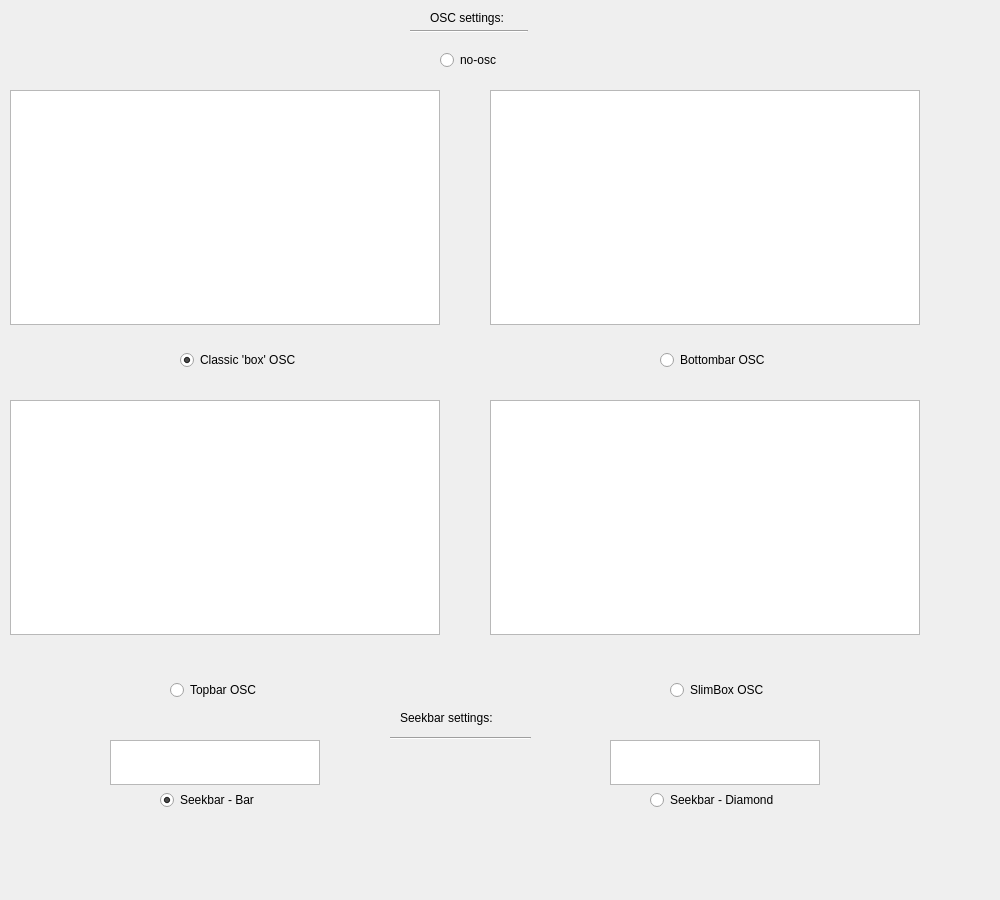
This is src/tabosc.ui in haasnhoff/mpvconfigurator as Qt 5 draws it before an edit. The edited form follows.
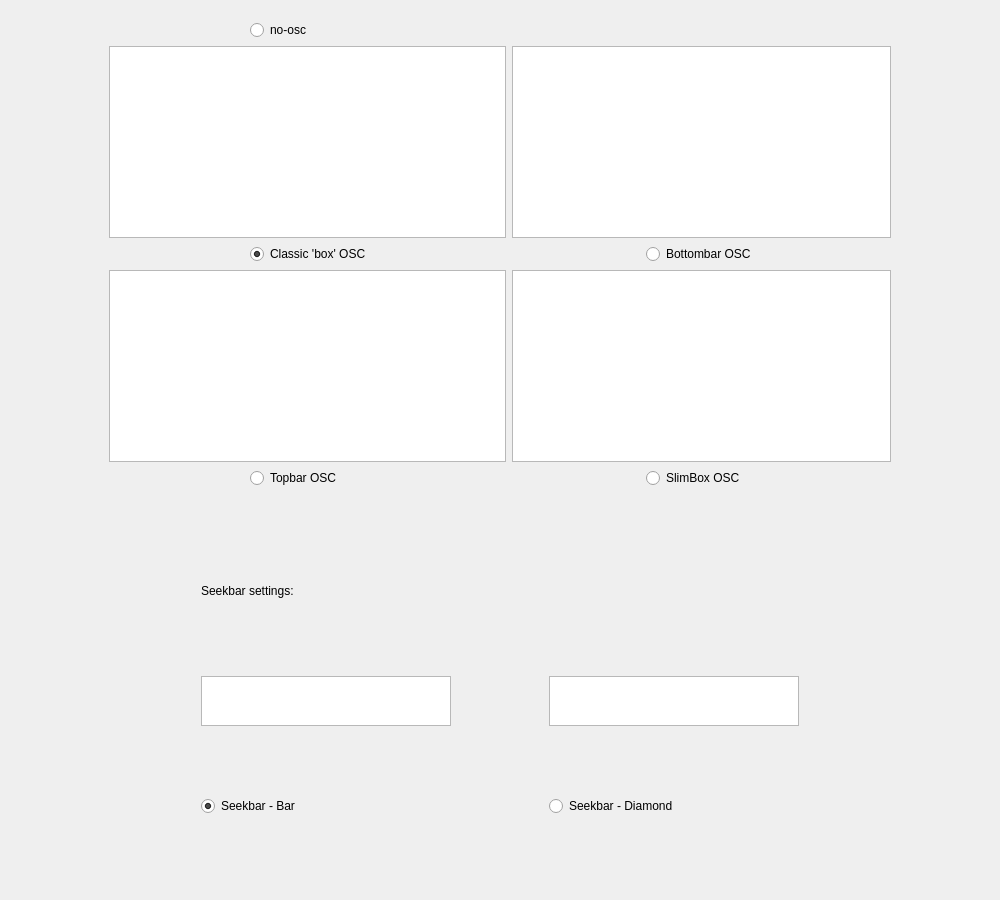
This is the edited form.

The edit to the form file:
```diff
--- a/src/tabosc.ui
+++ b/src/tabosc.ui
@@ -13,252 +13,221 @@
   <property name="windowTitle">
    <string>Form</string>
   </property>
-  <widget class="QRadioButton" name="radio_no_osc">
-   <property name="geometry">
-    <rect>
-     <x>440</x>
-     <y>50</y>
-     <width>102</width>
-     <height>20</height>
-    </rect>
+  <layout class="QGridLayout" name="gridLayout">
+   <property name="leftMargin">
+    <number>100</number>
    </property>
-   <property name="text">
-    <string>no-osc</string>
+   <property name="rightMargin">
+    <number>100</number>
    </property>
-   <property name="autoExclusive">
-    <bool>true</bool>
+   <property name="horizontalSpacing">
+    <number>30</number>
    </property>
-  </widget>
-  <widget class="QGraphicsView" name="graphicsView_top_bar_osc">
-   <property name="geometry">
-    <rect>
-     <x>10</x>
-     <y>400</y>
-     <width>430</width>
-     <height>235</height>
-    </rect>
-   </property>
-  </widget>
-  <widget class="QGraphicsView" name="graphicsview_box_osc">
-   <property name="geometry">
-    <rect>
-     <x>10</x>
-     <y>90</y>
-     <width>430</width>
-     <height>235</height>
-    </rect>
-   </property>
-  </widget>
-  <widget class="QRadioButton" name="radio_preset_2">
-   <property name="geometry">
-    <rect>
-     <x>660</x>
-     <y>350</y>
-     <width>131</width>
-     <height>20</height>
-    </rect>
-   </property>
-   <property name="text">
-    <string>Bottombar OSC</string>
-   </property>
-   <property name="autoExclusive">
-    <bool>true</bool>
-   </property>
-  </widget>
-  <widget class="QRadioButton" name="radio_preset_4">
-   <property name="geometry">
-    <rect>
-     <x>670</x>
-     <y>680</y>
-     <width>131</width>
-     <height>20</height>
-    </rect>
-   </property>
-   <property name="text">
-    <string>SlimBox OSC</string>
-   </property>
-   <property name="autoExclusive">
-    <bool>true</bool>
-   </property>
-  </widget>
-  <widget class="QGraphicsView" name="graphicsView_slim_box_osc">
-   <property name="geometry">
-    <rect>
-     <x>490</x>
-     <y>400</y>
-     <width>430</width>
-     <height>235</height>
-    </rect>
-   </property>
-  </widget>
-  <widget class="QRadioButton" name="radio_preset_1">
-   <property name="geometry">
-    <rect>
-     <x>180</x>
-     <y>350</y>
-     <width>151</width>
-     <height>20</height>
-    </rect>
-   </property>
-   <property name="text">
-    <string>Classic 'box' OSC</string>
-   </property>
-   <property name="checkable">
-    <bool>true</bool>
-   </property>
-   <property name="checked">
-    <bool>true</bool>
-   </property>
-   <property name="autoRepeat">
-    <bool>false</bool>
-   </property>
-   <property name="autoExclusive">
-    <bool>true</bool>
-   </property>
-  </widget>
-  <widget class="QRadioButton" name="radio_preset_3">
-   <property name="geometry">
-    <rect>
-     <x>170</x>
-     <y>680</y>
-     <width>131</width>
-     <height>20</height>
-    </rect>
-   </property>
-   <property name="text">
-    <string>Topbar OSC</string>
-   </property>
-   <property name="autoExclusive">
-    <bool>true</bool>
-   </property>
-  </widget>
-  <widget class="QGraphicsView" name="graphicsView_bottombar_osc">
-   <property name="geometry">
-    <rect>
-     <x>490</x>
-     <y>90</y>
-     <width>430</width>
-     <height>235</height>
-    </rect>
-   </property>
-  </widget>
-  <widget class="QLabel" name="label_osc_settings">
-   <property name="geometry">
-    <rect>
-     <x>430</x>
-     <y>10</y>
-     <width>131</width>
-     <height>16</height>
-    </rect>
-   </property>
-   <property name="text">
-    <string>OSC settings:</string>
-   </property>
-  </widget>
-  <widget class="Line" name="line_2">
-   <property name="geometry">
-    <rect>
-     <x>410</x>
-     <y>30</y>
-     <width>118</width>
-     <height>3</height>
-    </rect>
-   </property>
-   <property name="orientation">
-    <enum>Qt::Horizontal</enum>
-   </property>
-  </widget>
-  <widget class="QWidget" name="widget" native="true">
-   <property name="geometry">
-    <rect>
-     <x>80</x>
-     <y>700</y>
-     <width>781</width>
-     <height>121</height>
-    </rect>
-   </property>
-   <widget class="QLabel" name="label_seekbar_settings">
-    <property name="geometry">
-     <rect>
-      <x>320</x>
-      <y>10</y>
-      <width>121</width>
-      <height>16</height>
-     </rect>
-    </property>
-    <property name="text">
-     <string>Seekbar settings:</string>
-    </property>
-   </widget>
-   <widget class="QRadioButton" name="radio_seekbar_bar">
-    <property name="geometry">
-     <rect>
-      <x>80</x>
-      <y>90</y>
-      <width>121</width>
-      <height>20</height>
-     </rect>
-    </property>
-    <property name="text">
-     <string>Seekbar - Bar</string>
-    </property>
-    <property name="checked">
-     <bool>true</bool>
-    </property>
-    <property name="autoExclusive">
-     <bool>true</bool>
-    </property>
-   </widget>
-   <widget class="QRadioButton" name="radio_seekbar_diamond">
-    <property name="geometry">
-     <rect>
-      <x>570</x>
-      <y>90</y>
-      <width>161</width>
-      <height>20</height>
-     </rect>
-    </property>
-    <property name="text">
-     <string>Seekbar - Diamond</string>
-    </property>
-    <property name="autoExclusive">
-     <bool>true</bool>
-    </property>
-   </widget>
-   <widget class="QGraphicsView" name="graphicsView_seekbar_bar">
-    <property name="geometry">
-     <rect>
-      <x>30</x>
-      <y>40</y>
-      <width>210</width>
-      <height>45</height>
-     </rect>
-    </property>
-   </widget>
-   <widget class="QGraphicsView" name="graphicsView_seekbar_diamond">
-    <property name="geometry">
-     <rect>
-      <x>530</x>
-      <y>40</y>
-      <width>210</width>
-      <height>45</height>
-     </rect>
-    </property>
-   </widget>
-   <widget class="Line" name="line">
-    <property name="geometry">
-     <rect>
-      <x>310</x>
-      <y>30</y>
-      <width>141</width>
-      <height>16</height>
-     </rect>
-    </property>
-    <property name="orientation">
-     <enum>Qt::Horizontal</enum>
-    </property>
-   </widget>
-  </widget>
+   <item row="5" column="0" colspan="6">
+    <widget class="QWidget" name="widget" native="true">
+     <layout class="QGridLayout" name="gridLayout_3">
+      <item row="0" column="0">
+       <widget class="QLabel" name="label_seekbar_settings">
+        <property name="maximumSize">
+         <size>
+          <width>16777215</width>
+          <height>30</height>
+         </size>
+        </property>
+        <property name="text">
+         <string>Seekbar settings:</string>
+        </property>
+       </widget>
+      </item>
+      <item row="1" column="0">
+       <widget class="QGraphicsView" name="graphicsView_seekbar_bar">
+        <property name="maximumSize">
+         <size>
+          <width>250</width>
+          <height>50</height>
+         </size>
+        </property>
+       </widget>
+      </item>
+      <item row="1" column="1">
+       <widget class="QGraphicsView" name="graphicsView_seekbar_diamond">
+        <property name="maximumSize">
+         <size>
+          <width>250</width>
+          <height>50</height>
+         </size>
+        </property>
+       </widget>
+      </item>
+      <item row="2" column="0">
+       <widget class="QRadioButton" name="radio_seekbar_bar">
+        <property name="text">
+         <string>Seekbar - Bar</string>
+        </property>
+        <property name="checked">
+         <bool>true</bool>
+        </property>
+        <property name="autoExclusive">
+         <bool>true</bool>
+        </property>
+       </widget>
+      </item>
+      <item row="2" column="1">
+       <widget class="QRadioButton" name="radio_seekbar_diamond">
+        <property name="text">
+         <string>Seekbar - Diamond</string>
+        </property>
+        <property name="autoExclusive">
+         <bool>true</bool>
+        </property>
+       </widget>
+      </item>
+     </layout>
+    </widget>
+   </item>
+   <item row="1" column="0" rowspan="3" colspan="6">
+    <widget class="QWidget" name="widget_2" native="true">
+     <layout class="QGridLayout" name="gridLayout_2">
+      <item row="4" column="5">
+       <widget class="QRadioButton" name="radio_preset_4">
+        <property name="text">
+         <string>SlimBox OSC</string>
+        </property>
+        <property name="autoExclusive">
+         <bool>true</bool>
+        </property>
+       </widget>
+      </item>
+      <item row="2" column="4">
+       <spacer name="horizontalSpacer_4">
+        <property name="orientation">
+         <enum>Qt::Horizontal</enum>
+        </property>
+        <property name="sizeHint" stdset="0">
+         <size>
+          <width>40</width>
+          <height>20</height>
+         </size>
+        </property>
+       </spacer>
+      </item>
+      <item row="2" column="5">
+       <widget class="QRadioButton" name="radio_preset_2">
+        <property name="text">
+         <string>Bottombar OSC</string>
+        </property>
+        <property name="autoExclusive">
+         <bool>true</bool>
+        </property>
+       </widget>
+      </item>
+      <item row="1" column="0" colspan="4">
+       <widget class="QGraphicsView" name="graphicsview_box_osc"/>
+      </item>
+      <item row="3" column="0" colspan="4">
+       <widget class="QGraphicsView" name="graphicsView_top_bar_osc"/>
+      </item>
+      <item row="2" column="0">
+       <spacer name="horizontalSpacer">
+        <property name="orientation">
+         <enum>Qt::Horizontal</enum>
+        </property>
+        <property name="sizeHint" stdset="0">
+         <size>
+          <width>40</width>
+          <height>20</height>
+         </size>
+        </property>
+       </spacer>
+      </item>
+      <item row="2" column="6">
+       <spacer name="horizontalSpacer_2">
+        <property name="orientation">
+         <enum>Qt::Horizontal</enum>
+        </property>
+        <property name="sizeHint" stdset="0">
+         <size>
+          <width>40</width>
+          <height>20</height>
+         </size>
+        </property>
+       </spacer>
+      </item>
+      <item row="2" column="3">
+       <spacer name="horizontalSpacer_3">
+        <property name="orientation">
+         <enum>Qt::Horizontal</enum>
+        </property>
+        <property name="sizeHint" stdset="0">
+         <size>
+          <width>40</width>
+          <height>20</height>
+         </size>
+        </property>
+       </spacer>
+      </item>
+      <item row="4" column="2">
+       <widget class="QRadioButton" name="radio_preset_3">
+        <property name="text">
+         <string>Topbar OSC</string>
+        </property>
+        <property name="autoExclusive">
+         <bool>true</bool>
+        </property>
+       </widget>
+      </item>
+      <item row="1" column="4" colspan="3">
+       <widget class="QGraphicsView" name="graphicsView_bottombar_osc"/>
+      </item>
+      <item row="3" column="4" colspan="3">
+       <widget class="QGraphicsView" name="graphicsView_slim_box_osc"/>
+      </item>
+      <item row="2" column="2">
+       <widget class="QRadioButton" name="radio_preset_1">
+        <property name="text">
+         <string>Classic 'box' OSC</string>
+        </property>
+        <property name="checkable">
+         <bool>true</bool>
+        </property>
+        <property name="checked">
+         <bool>true</bool>
+        </property>
+        <property name="autoRepeat">
+         <bool>false</bool>
+        </property>
+        <property name="autoExclusive">
+         <bool>true</bool>
+        </property>
+       </widget>
+      </item>
+      <item row="0" column="0">
+       <spacer name="horizontalSpacer_5">
+        <property name="orientation">
+         <enum>Qt::Horizontal</enum>
+        </property>
+        <property name="sizeHint" stdset="0">
+         <size>
+          <width>40</width>
+          <height>20</height>
+         </size>
+        </property>
+       </spacer>
+      </item>
+      <item row="0" column="2">
+       <widget class="QRadioButton" name="radio_no_osc">
+        <property name="text">
+         <string>no-osc</string>
+        </property>
+        <property name="autoExclusive">
+         <bool>true</bool>
+        </property>
+       </widget>
+      </item>
+     </layout>
+    </widget>
+   </item>
+  </layout>
  </widget>
  <resources/>
  <connections>
```
